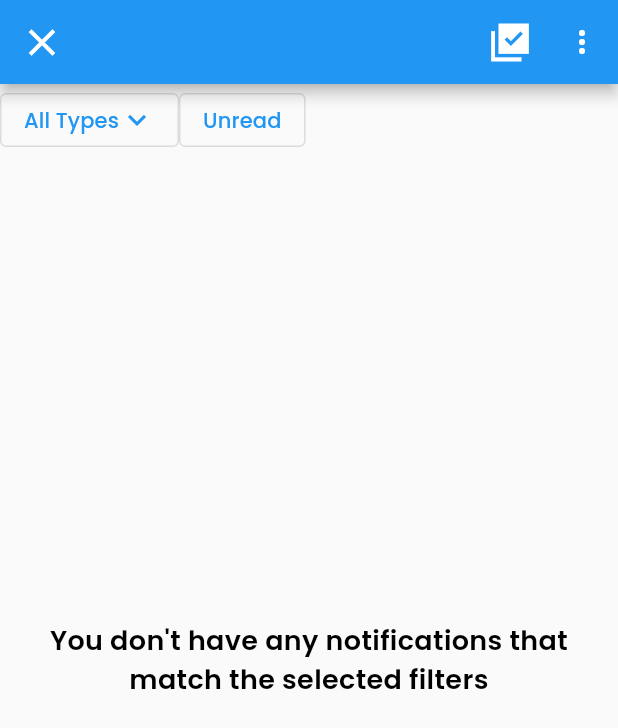
After one commit to Dharti1623/trelloappclone, a Flutter app: the Notifications screen opened by its route, on a phone screen of 412 x 824 dp. The commit adds this screen. Shown: the top 728 px of the screen. Run offline on Flutter 3.47's test engine with Material 3 defaults, Android fonts, the phone set to English and light mode, and no system bars; our stand-ins replace file_picker, flutter_expandable_fab, google_fonts; missing offline and left inert: serverpod, serverpod_client, serverpod_flutter, status_alert.

Commit message:
notification file added

```diff
--- a/trelloappclone_flutter/lib/features/home/presentation/index.dart
+++ b/trelloappclone_flutter/lib/features/home/presentation/index.dart
@@ -30,7 +30,7 @@ class _HomeState extends State<Home> with Service {
               icon: Icon(Icons.search)),
           IconButton(
               onPressed: () {
-                //Navigate to Notification screen
+                Navigator.pushNamed(context, '/notifications');
               },
               icon: Icon(Icons.notifications_none_outlined)),
         ],
@@ -64,6 +64,7 @@ class _HomeState extends State<Home> with Service {
           backgroundColor: Colors.green[400],
           expandedFabSize: ExpandableFabSize.regular,
           child: const Icon(Icons.add),
+          distance: 50,
           children: const [
             CustomFloatingAction("Workspace", Icons.book, '/createWorkspace'),
             CustomFloatingAction("Board", Icons.book, '/createBoard'),
--- /dev/null
+++ b/trelloappclone_flutter/lib/features/notification/presentation/index.dart
@@ -0,0 +1,131 @@
+import 'package:flutter/material.dart';
+
+class Notifications extends StatefulWidget {
+  const Notifications({super.key});
+
+  @override
+  State<Notifications> createState() => _NotificationsState();
+}
+
+class _NotificationsState extends State<Notifications> {
+  List<String> popupmenu = ["Push notification settings"];
+  late String selectedMenu;
+  List<String> list = ["All Types", "Me", "Comments", "Join requests"];
+  String selected = "All Types";
+  bool show = true;
+
+  @override
+  Widget build(BuildContext context) {
+    return Scaffold(
+      appBar: AppBar(
+        leading: IconButton(
+            onPressed: () {
+              Navigator.pop(context);
+            },
+            icon: const Icon(
+              Icons.close,
+              size: 30,
+            )),
+        actions: [
+          IconButton(
+              onPressed: () {},
+              icon: const Icon(
+                Icons.library_add_check_sharp,
+                size: 30,
+              )),
+          PopupMenuButton(
+              initialValue: popupmenu[0],
+              onSelected: (String item) {
+                setState(() {
+                  selectedMenu = item;
+                });
+              },
+              itemBuilder: (BuildContext context) => <PopupMenuEntry<String>>[
+                    PopupMenuItem<String>(
+                      value: popupmenu[0],
+                      child: Text(popupmenu[0]),
+                    )
+                  ]),
+        ],
+      ),
+      body: Stack(
+        children: [
+          Row(
+            children: [
+              OutlinedButton(
+                  onPressed: () {
+                    showModalBottomSheet<void>(
+                        context: context,
+                        builder: (BuildContext context) {
+                          return SizedBox(
+                            height: 250,
+                            child: ListView(
+                              children: buildWidgets(),
+                            ),
+                          );
+                        });
+                  },
+                  child: Row(
+                    children: [
+                      Text(selected),
+                      const Icon(Icons.keyboard_arrow_down)
+                    ],
+                  )),
+              Visibility(
+                  visible: show,
+                  child: OutlinedButton(
+                    onPressed: () {
+                      setState(() {
+                        show = !show;
+                      });
+                    },
+                    child: const Text("Unread"),
+                  )),
+              Visibility(
+                  visible: !show,
+                  child: ElevatedButton.icon(
+                      onPressed: () {
+                        setState(() {
+                          show = !show;
+                        });
+                      },
+                      icon: const Icon(Icons.check),
+                      label: const Text("Unread"))),
+            ],
+          ),
+          const Center(
+            child: Padding(
+              padding: EdgeInsets.all(10.0),
+              child: Text(
+                "You don't have any notifications that match the selected filters",
+                style: TextStyle(fontSize: 18, fontWeight: FontWeight.w600),
+                textAlign: TextAlign.center,
+              ),
+            ),
+          )
+        ],
+      ),
+    );
+  }
+
+  List<Widget> buildWidgets() {
+    List<Widget> dropdownLists = [];
+    for (int i = 0; i < list.length; i++) {
+      dropdownLists.add(ListTile(
+        onTap: () {
+          setState(() {
+            selected = list[i];
+          });
+          Navigator.pop(context);
+        },
+        leading:
+            (selected == list[i]) ? const Icon(Icons.check) : const SizedBox(),
+        title: Text(
+          list[i],
+          style: const TextStyle(fontWeight: FontWeight.bold),
+        ),
+      ));
+    }
+    return dropdownLists;
+  }
+}
--- a/trelloappclone_flutter/lib/main.dart
+++ b/trelloappclone_flutter/lib/main.dart
@@ -4,6 +4,8 @@ import 'package:flutter/material.dart';
 import 'package:serverpod_flutter/serverpod_flutter.dart';
 import 'package:trelloappclone_flutter/features/home/presentation/index.dart';
 import 'package:trelloappclone_flutter/features/landing/presentation/index.dart';
+
+import 'features/notification/presentation/index.dart';
 
 // Sets up a singleton client object that can be used to talk to the server from
 // anywhere in our app. The client is generated from your server code.
@@ -37,6 +39,7 @@ class MyApp extends StatelessWidget {
       routes: {
         '/': (context) => const Landing(),
         '/home': (context) => Home(),
+        '/notifications' : (context)=> Notifications(),
       },
     );
   }
```
Also changed, not shown: trelloappclone_flutter/lib/features/workspacemenu/presentation/index.dart (added, +15 -0 lines), trelloappclone_flutter/pubspec.yaml (+10 -0 lines).
